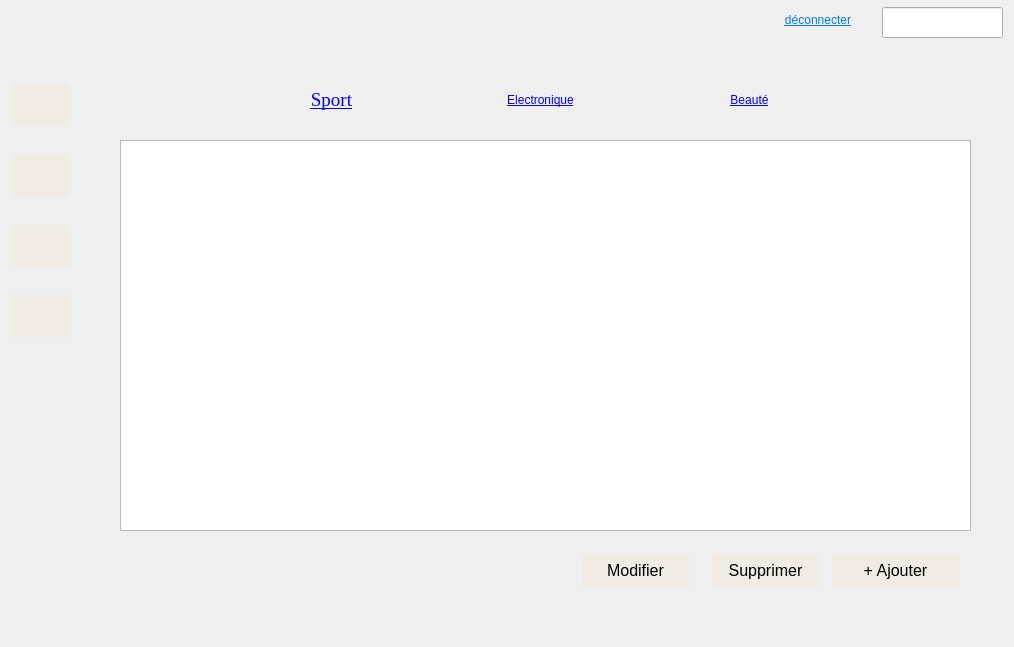
Above: gestion/clientwindow.ui from blackjack465/QT-Project before the change. Below: the same form after it.
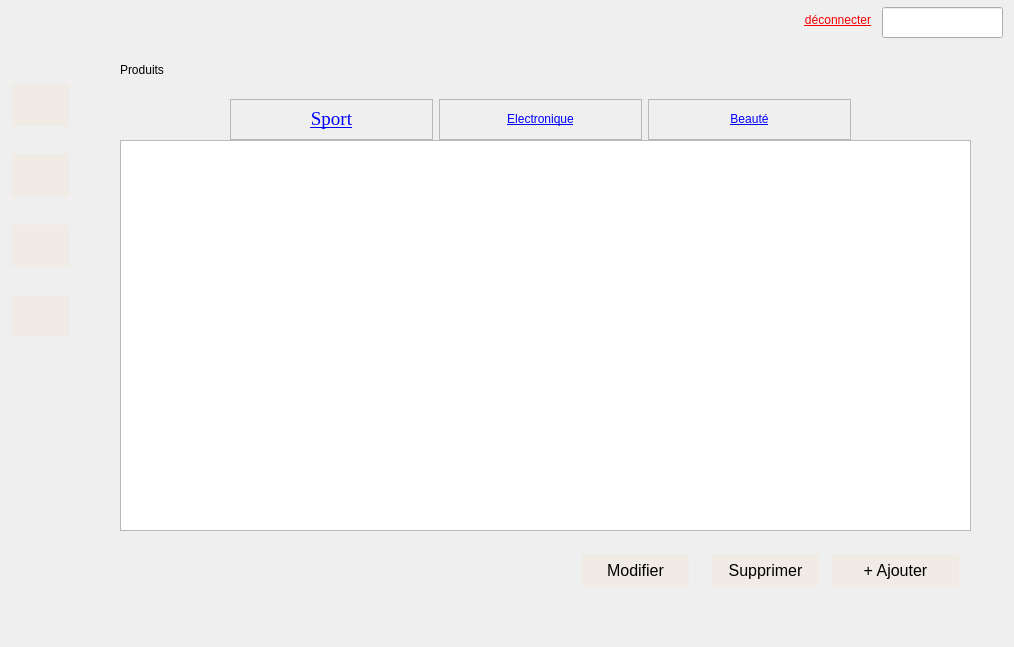
That is the form after the change. The open tabs and pages were chosen to show the change.

```diff
--- a/gestion/clientwindow.ui
+++ b/gestion/clientwindow.ui
@@ -820,9 +820,9 @@
       <property name="geometry">
        <rect>
         <x>120</x>
-        <y>10</y>
+        <y>49</y>
         <width>621</width>
-        <height>80</height>
+        <height>41</height>
        </rect>
       </property>
       <layout class="QHBoxLayout" name="horizontalLayout_4">
@@ -842,6 +842,9 @@
 
 </string>
          </property>
+         <property name="frameShape">
+          <enum>QFrame::StyledPanel</enum>
+         </property>
          <property name="text">
           <string>&lt;a href=&quot;#&quot;&gt;Sport&lt;/a&gt;</string>
          </property>
@@ -855,6 +858,9 @@
          <property name="styleSheet">
           <string notr="true">font: 14pt &quot;Times New Roman&quot;;</string>
          </property>
+         <property name="frameShape">
+          <enum>QFrame::StyledPanel</enum>
+         </property>
          <property name="text">
           <string>&lt;a href=&quot;#&quot;&gt;Electronique&lt;/a&gt;</string>
          </property>
@@ -868,6 +874,9 @@
          <property name="styleSheet">
           <string notr="true">font: 14pt &quot;Times New Roman&quot;;</string>
          </property>
+         <property name="frameShape">
+          <enum>QFrame::StyledPanel</enum>
+         </property>
          <property name="text">
           <string>&lt;a href=&quot;#&quot;&gt;Beauté&lt;/a&gt;</string>
          </property>
@@ -1008,6 +1017,22 @@
        <string>Modifier</string>
       </property>
      </widget>
+     <widget class="QLabel" name="title_2">
+      <property name="geometry">
+       <rect>
+        <x>10</x>
+        <y>10</y>
+        <width>191</width>
+        <height>20</height>
+       </rect>
+      </property>
+      <property name="styleSheet">
+       <string notr="true">font:700 20pt &quot;Times New Roman&quot;;</string>
+      </property>
+      <property name="text">
+       <string>Produits</string>
+      </property>
+     </widget>
     </widget>
    </widget>
    <widget class="QWidget" name="layoutWidget">
@@ -1210,18 +1235,20 @@
    <widget class="QLabel" name="logout">
     <property name="geometry">
      <rect>
-      <x>730</x>
+      <x>750</x>
       <y>10</y>
       <width>121</width>
       <height>21</height>
      </rect>
     </property>
     <property name="styleSheet">
-     <string notr="true">font: 12pt &quot;Times New Roman&quot;;
+     <string notr="true">
+font: 12pt &quot;Times New Roman&quot;;
+color: rgb(204, 0, 0);
 </string>
     </property>
     <property name="text">
-     <string>&lt;html&gt;&lt;head/&gt;&lt;body&gt;&lt;p&gt;&lt;a href=&quot;#&quot;&gt;&lt;span style=&quot; text-decoration: underline; color:#007af4;&quot;&gt;déconnecter&lt;/span&gt;&lt;/a&gt;&lt;/p&gt;&lt;/body&gt;&lt;/html&gt;</string>
+     <string>&lt;html&gt;&lt;head/&gt;&lt;body&gt;&lt;p&gt;&lt;a href=&quot;#&quot;&gt;&lt;span style=&quot; text-decoration: underline; color:#f40000;&quot;&gt;déconnecter&lt;/span&gt;&lt;/a&gt;&lt;/p&gt;&lt;/body&gt;&lt;/html&gt;</string>
     </property>
     <property name="alignment">
      <set>Qt::AlignRight|Qt::AlignTrailing|Qt::AlignVCenter</set>
```
Left out of the diff: 2 changed lines with no effect on the pictures.
